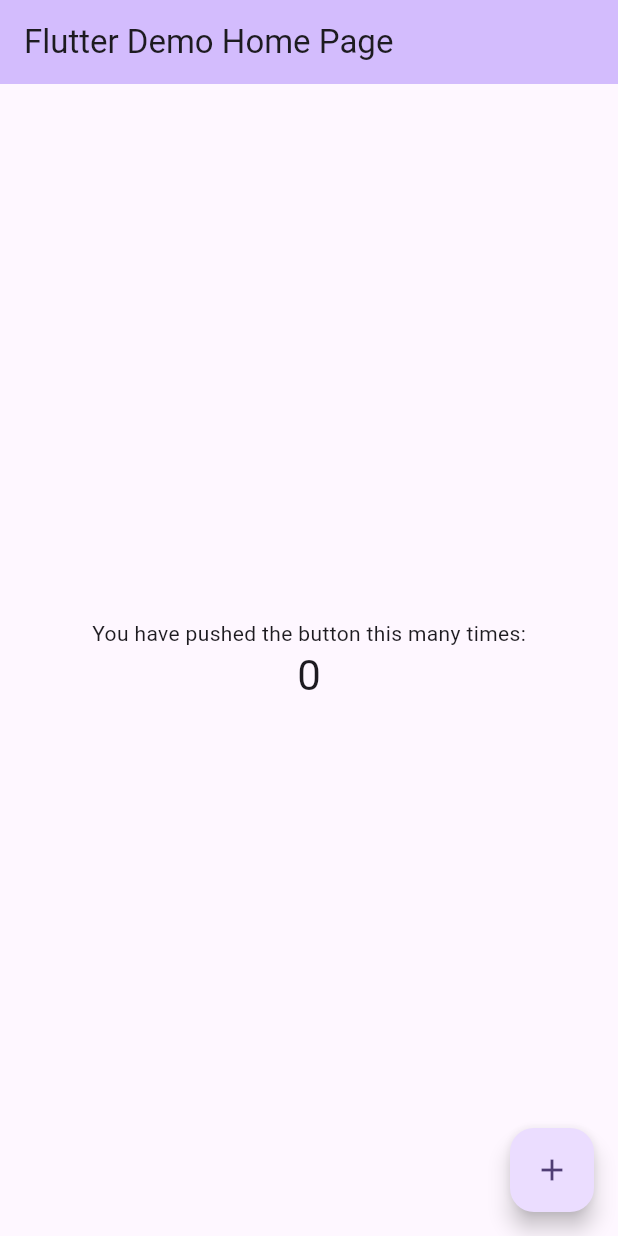
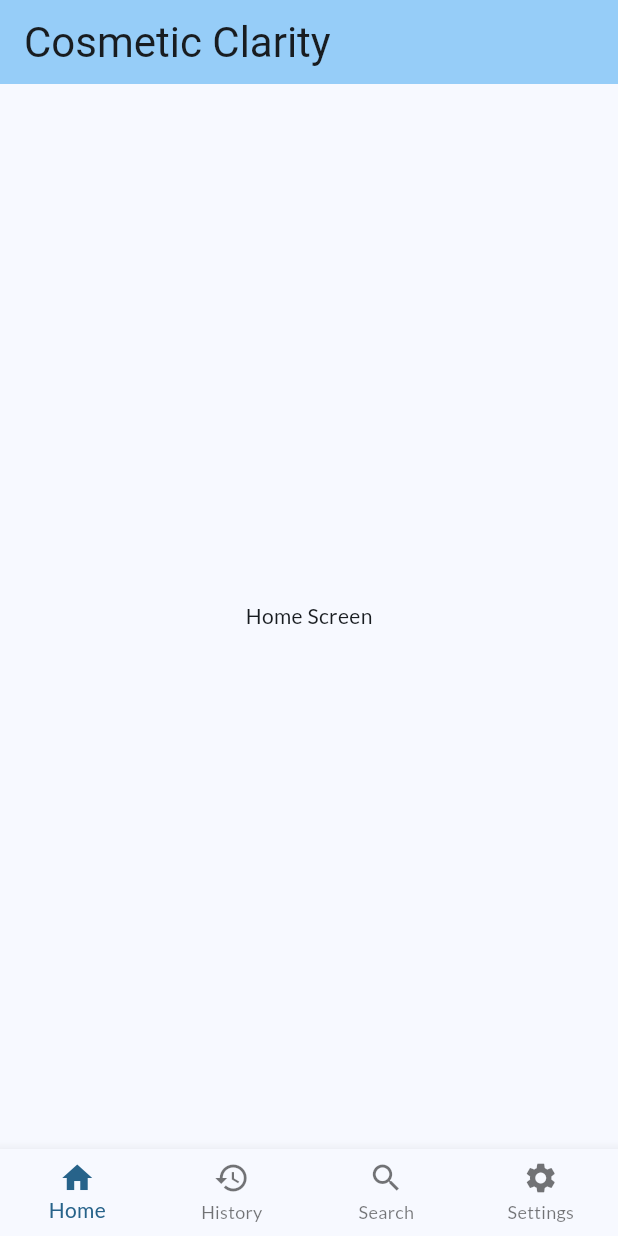
Before and after one commit to fczajka/cosmetic-clarity, a Flutter app: the screen it shows after launch, on a phone screen of 412 x 824 dp. Run offline on Flutter 3.47's test engine with Material 3 defaults, Android fonts, the light colour scheme and no system bars; our stand-ins replace google_fonts; Roboto replaces fonts that are missing (Arvo).

Commit message:
Add simple navigation

```diff
--- a/lib/main.dart
+++ b/lib/main.dart
@@ -1,4 +1,6 @@
 import 'package:flutter/material.dart';
+import 'package:google_fonts/google_fonts.dart';
+import 'package:cosmetic_clarity/widgets/navigation_container.dart';
 
 void main() {
   runApp(const MyApp());
@@ -10,57 +12,23 @@ class MyApp extends StatelessWidget {
   @override
   Widget build(BuildContext context) {
     return MaterialApp(
-      title: 'Flutter Demo',
+      title: 'Cosmetic Clarity',
       theme: ThemeData(
-        colorScheme: ColorScheme.fromSeed(seedColor: Colors.deepPurple),
+        colorScheme: ColorScheme.fromSeed(seedColor: Colors.lightBlue),
+        textTheme: TextTheme(
+          displayLarge: GoogleFonts.arvo(),
+          displayMedium: GoogleFonts.arvo(),
+          headlineLarge: GoogleFonts.arvo(),
+          headlineMedium: GoogleFonts.arvo(),
+          headlineSmall: GoogleFonts.arvo(),
+          titleLarge: GoogleFonts.arvo(),
+          bodyLarge: GoogleFonts.lato(),
+          bodyMedium: GoogleFonts.lato(),
+          bodySmall: GoogleFonts.lato(),
+        ),
       ),
-      home: const MyHomePage(title: 'Flutter Demo Home Page'),
+      home: const NavigationContainer(),
+      debugShowCheckedModeBanner: false,
     );
   }
 }
-
-class MyHomePage extends StatefulWidget {
-  const MyHomePage({super.key, required this.title});
-
-  final String title;
-
-  @override
-  State<MyHomePage> createState() => _MyHomePageState();
-}
-
-class _MyHomePageState extends State<MyHomePage> {
-  int _counter = 0;
-
-  void _incrementCounter() {
-    setState(() {
-      _counter++;
-    });
-  }
-
-  @override
-  Widget build(BuildContext context) {
-    return Scaffold(
-      appBar: AppBar(
-        backgroundColor: Theme.of(context).colorScheme.inversePrimary,
-        title: Text(widget.title),
-      ),
-      body: Center(
-        child: Column(
-          mainAxisAlignment: MainAxisAlignment.center,
-          children: <Widget>[
-            const Text('You have pushed the button this many times:'),
-            Text(
-              '$_counter',
-              style: Theme.of(context).textTheme.headlineMedium,
-            ),
-          ],
-        ),
-      ),
-      floatingActionButton: FloatingActionButton(
-        onPressed: _incrementCounter,
-        tooltip: 'Increment',
-        child: const Icon(Icons.add),
-      ),
-    );
-  }
-}
--- /dev/null
+++ b/lib/screens/history.dart
@@ -0,0 +1,14 @@
+import 'package:cosmetic_clarity/widgets/top_bar.dart';
+import 'package:flutter/material.dart';
+
+class HistoryScreen extends StatelessWidget {
+  const HistoryScreen({super.key});
+
+  @override
+  Widget build(BuildContext context) {
+    return Scaffold(
+      appBar: TopBar(title: 'Scan History'),
+      body: const Center(child: Text('History Screen')),
+    );
+  }
+}
--- /dev/null
+++ b/lib/screens/home.dart
@@ -0,0 +1,14 @@
+import 'package:flutter/material.dart';
+import 'package:cosmetic_clarity/widgets/top_bar.dart';
+
+class HomeScreen extends StatelessWidget {
+  const HomeScreen({super.key});
+
+  @override
+  Widget build(BuildContext context) {
+    return Scaffold(
+      appBar: TopBar(title: "Cosmetic Clarity"),
+      body: const Center(child: Text('Home Screen')),
+    );
+  }
+}
--- /dev/null
+++ b/lib/screens/search.dart
@@ -0,0 +1,14 @@
+import 'package:cosmetic_clarity/widgets/top_bar.dart';
+import 'package:flutter/material.dart';
+
+class SearchScreen extends StatelessWidget {
+  const SearchScreen({super.key});
+
+  @override
+  Widget build(BuildContext context) {
+    return Scaffold(
+      appBar: TopBar(title: 'Ingredients Search'),
+      body: const Center(child: Text('Search Screen')),
+    );
+  }
+}
--- /dev/null
+++ b/lib/screens/settings.dart
@@ -0,0 +1,14 @@
+import 'package:cosmetic_clarity/widgets/top_bar.dart';
+import 'package:flutter/material.dart';
+
+class SettingsScreen extends StatelessWidget {
+  const SettingsScreen({super.key});
+
+  @override
+  Widget build(BuildContext context) {
+    return Scaffold(
+      appBar: TopBar(title: 'Settings'),
+      body: const Center(child: Text('Settings Screen')),
+    );
+  }
+}
--- /dev/null
+++ b/lib/widgets/navigation_container.dart
@@ -0,0 +1,60 @@
+import 'package:flutter/material.dart';
+import 'package:cosmetic_clarity/screens/home.dart';
+import 'package:cosmetic_clarity/screens/history.dart';
+import 'package:cosmetic_clarity/screens/search.dart';
+import 'package:cosmetic_clarity/screens/settings.dart';
+
+class NavigationContainer extends StatefulWidget {
+  const NavigationContainer({super.key});
+
+  @override
+  State<NavigationContainer> createState() => _NavigationContainerState();
+}
+
+class _NavigationContainerState extends State<NavigationContainer> {
+  int _selectedIndex = 0;
+
+  static final List<Widget> _screens = [
+    const HomeScreen(),
+    const HistoryScreen(),
+    const SearchScreen(),
+    const SettingsScreen(),
+  ];
+
+  void _onItemTapped(int index) {
+    setState(() {
+      _selectedIndex = index;
+    });
+  }
+
+  @override
+  Widget build(BuildContext context) {
+    return Scaffold(
+      body: AnimatedSwitcher(
+        duration: const Duration(milliseconds: 300),
+        transitionBuilder: (Widget child, Animation<double> animation) {
+          return FadeTransition(opacity: animation, child: child);
+        },
+        child: KeyedSubtree(
+          key: ValueKey<int>(_selectedIndex),
+          child: _screens[_selectedIndex],
+        ),
+      ),
+      bottomNavigationBar: BottomNavigationBar(
+        type: BottomNavigationBarType.fixed,
+        items: const <BottomNavigationBarItem>[
+          BottomNavigationBarItem(icon: Icon(Icons.home), label: 'Home'),
+          BottomNavigationBarItem(icon: Icon(Icons.history), label: 'History'),
+          BottomNavigationBarItem(icon: Icon(Icons.search), label: 'Search'),
+          BottomNavigationBarItem(
+            icon: Icon(Icons.settings),
+            label: 'Settings',
+          ),
+        ],
+        currentIndex: _selectedIndex,
+        selectedItemColor: Theme.of(context).colorScheme.primary,
+        onTap: _onItemTapped,
+      ),
+    );
+  }
+}
--- /dev/null
+++ b/lib/widgets/top_bar.dart
@@ -0,0 +1,18 @@
+import 'package:flutter/material.dart';
+
+class TopBar extends StatelessWidget implements PreferredSizeWidget {
+  final String title;
+
+  const TopBar({super.key, required this.title});
+
+  @override
+  Widget build(BuildContext context) {
+    return AppBar(
+      backgroundColor: Theme.of(context).colorScheme.inversePrimary,
+      title: Text(title, style: Theme.of(context).textTheme.headlineMedium),
+    );
+  }
+
+  @override
+  Size get preferredSize => const Size.fromHeight(kToolbarHeight);
+}
--- a/pubspec.yaml
+++ b/pubspec.yaml
@@ -30,6 +30,7 @@ environment:
 dependencies:
   flutter:
     sdk: flutter
+  google_fonts: ^6.1.0
 
   # The following adds the Cupertino Icons font to your application.
   # Use with the CupertinoIcons class for iOS style icons.
```
Also changed, not shown: pubspec.lock, 1 other file.
